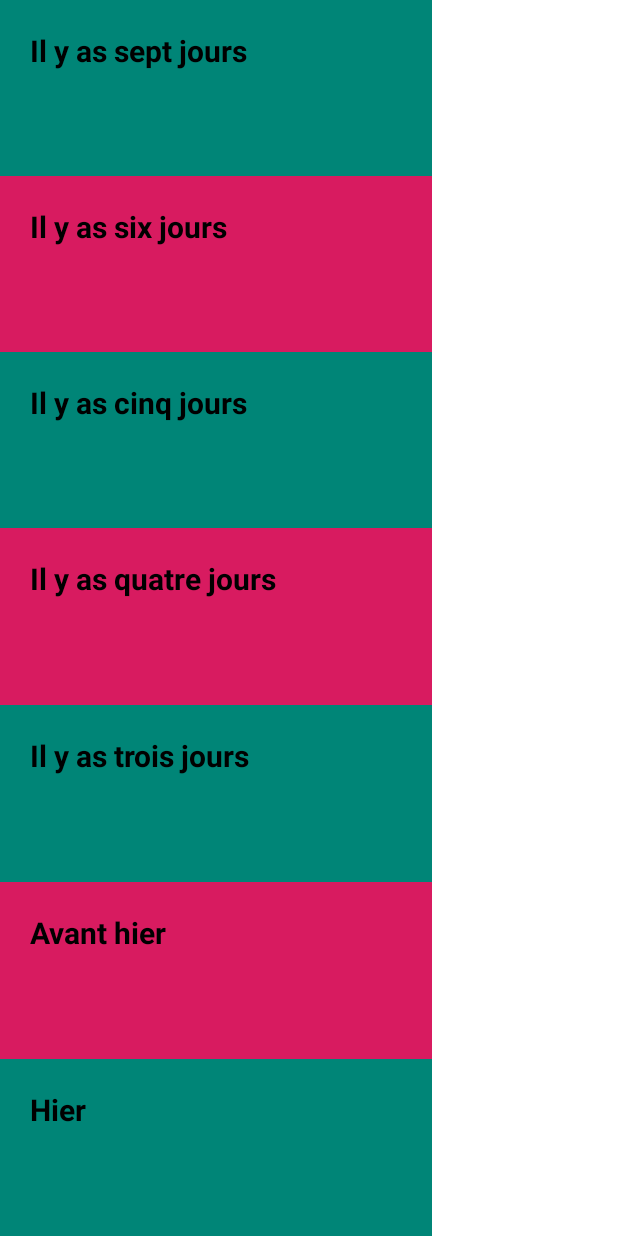
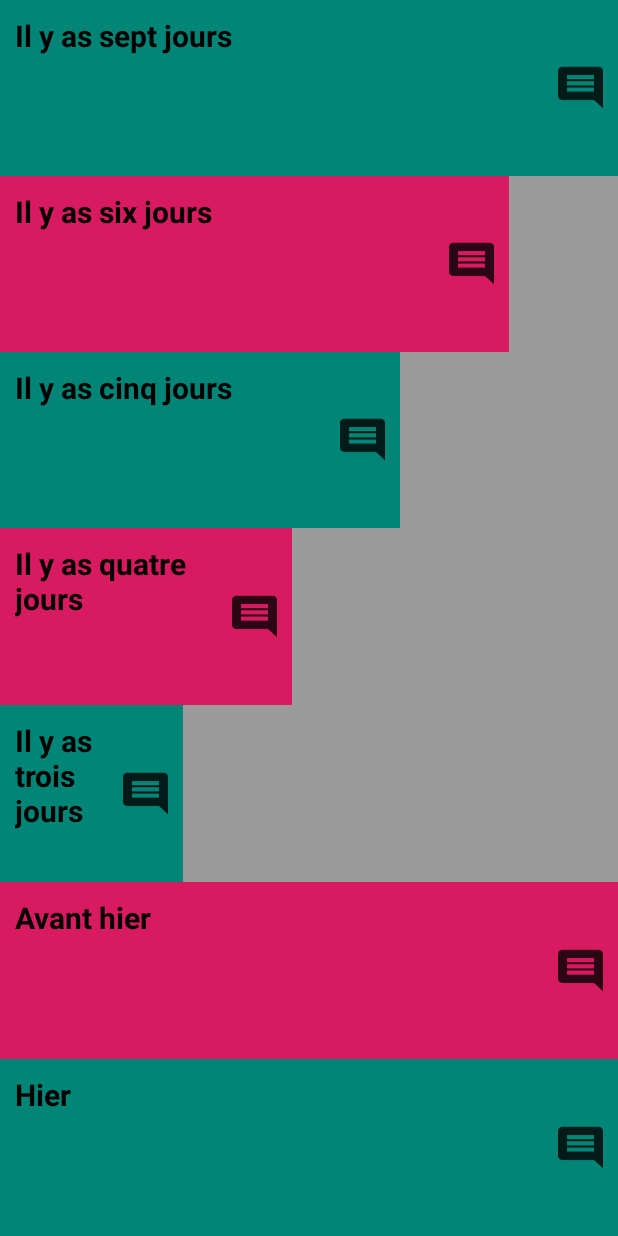
Before and after one commit to thomas25520/MoodTracker, an Android app: the screen it shows after launch (HistoryActivity), after a tap on "history_button", on a phone screen of 412 x 824 dp. Run offline under Robolectric (Android 15) with nearby library versions, the phone set to English and light mode, and no system bars.

Commit message:
[ADD] -- User can save his mood -- [CLEAN] -- Code review : make some objects to save user mood -- [UPDATE] -- History view design has been improve --

```diff
--- a/app/build.gradle
+++ b/app/build.gradle
@@ -25,4 +25,5 @@ dependencies {
     testImplementation 'junit:junit:4.12'
     androidTestImplementation 'com.android.support.test:runner:1.0.2'
     androidTestImplementation 'com.android.support.test.espresso:espresso-core:3.0.2'
+    implementation "com.google.code.gson:gson:2.8.5"
 }
--- a/app/src/main/java/com/example/moodtracker/controller/activities/HistoryActivity.java
+++ b/app/src/main/java/com/example/moodtracker/controller/activities/HistoryActivity.java
@@ -2,6 +2,8 @@ package com.example.moodtracker.controller.activities;
 
 import android.os.Bundle;
 import android.support.v7.app.AppCompatActivity;
+import android.view.View;
+import android.widget.ImageView;
 
 import com.example.moodtracker.R;
 
@@ -9,8 +11,26 @@ import com.example.moodtracker.R;
  * Created by Dutru Thomas on 22/03/2019.
  */
 public class HistoryActivity extends AppCompatActivity {
+    private ImageView mHistoryBtn1, mHistoryBtn2, mHistoryBtn3, mHistoryBtn4, mHistoryBtn5, mHistoryBtn6, mHistoryBtn7;
+
     protected void onCreate(Bundle savedInstanceState) {
         super.onCreate(savedInstanceState);
         setContentView(R.layout.history_view);
+
+        // the number button is negative days : btn1 = j-1 (yesterday)
+        mHistoryBtn1 = findViewById(R.id.j_1);
+        mHistoryBtn2 = findViewById(R.id.j_2);
+        mHistoryBtn3 = findViewById(R.id.j_3);
+        mHistoryBtn4 = findViewById(R.id.j_4);
+        mHistoryBtn5 = findViewById(R.id.j_5);
+        mHistoryBtn6 = findViewById(R.id.j_6);
+        mHistoryBtn7 = findViewById(R.id.j_7);
+
+        mHistoryBtn1.setOnClickListener(new View.OnClickListener() {
+            @Override
+            public void onClick(View v) {
+                // set message on HistoryComment button
+            }
+        });
     }
 }
--- a/app/src/main/java/com/example/moodtracker/controller/activities/MainActivity.java
+++ b/app/src/main/java/com/example/moodtracker/controller/activities/MainActivity.java
@@ -9,6 +9,8 @@ import com.example.moodtracker.controller.adapter.MyPagerAdapter;
 
 public class MainActivity extends AppCompatActivity {
 
+    int mMood = 3; // Is setting on "3" for save happy_mood, when app start.
+
     @Override
     protected void onCreate(Bundle savedInstanceState) {
         super.onCreate(savedInstanceState);
@@ -17,5 +19,28 @@ public class MainActivity extends AppCompatActivity {
         MyPagerAdapter adapterViewPager = new MyPagerAdapter(getSupportFragmentManager());
         vpPager.setAdapter(adapterViewPager);
         vpPager.setCurrentItem(3); // Start fragment at (x) position
+
+        vpPager.addOnPageChangeListener(new ViewPager.OnPageChangeListener() {
+            @Override
+            public void onPageScrolled(int i, float v, int i1) {
+            }
+
+            // TODO a utiliser pour conserver l'humeur
+            // Save the mood with getting switch(position) in MyPagerAdapter when scrolling
+            @Override
+            public void onPageSelected(int i) {
+                mMood = i;
+                System.out.println("onPageSelected " + i);
+            }
+
+            @Override
+            public void onPageScrollStateChanged(int i) {
+            }
+        });
+    }
+
+    // Get switch(position)  in MyPagerAdapter
+    public int getMood() {
+        return mMood;
     }
 }
--- a/app/src/main/java/com/example/moodtracker/controller/fragment/FragmentMood.java
+++ b/app/src/main/java/com/example/moodtracker/controller/fragment/FragmentMood.java
@@ -14,9 +14,10 @@ import android.widget.ImageView;
 
 import com.example.moodtracker.R;
 import com.example.moodtracker.controller.activities.HistoryActivity;
+import com.example.moodtracker.model.Mood;
 import com.example.moodtracker.utils.SharedPreferencesManager;
 
-import java.text.SimpleDateFormat;
+import java.util.Calendar;
 import java.util.Date;
 
 /**
@@ -26,14 +27,11 @@ import java.util.Date;
 public class FragmentMood extends Fragment {
     private int mImage;
     private int mBackgroundColor;
-
     private ImageView mAddMoodBtn;
     private ImageView mHistoryBtn;
-
-    public static final String USER_COMMENT = "usercomment";
-    public static final String DATE_OF_COMMENT = "commentDate";
-    private String mUserComment;
-    private String mStringDate;
+    // Keys
+    public static final String USER_MOOD_OF_THE_DAY = "moodoftheday";
+    private Mood mUserMood;
 
     public static FragmentMood newInstance(int resImage, int backgroundColor) { // modify for backgroundcolor
         FragmentMood fragment = new FragmentMood();
@@ -42,36 +40,6 @@ public class FragmentMood extends Fragment {
         args.putInt("backgroundColor", backgroundColor); // add background color
         fragment.setArguments(args);
         return fragment;
-    }
-
-    public void SaveUserCommentAndDate() {
-        mAddMoodBtn.setOnClickListener(new View.OnClickListener() {
-            @Override
-            public void onClick(View v) {
-                final EditText input = new EditText(getContext());
-                AlertDialog.Builder alertDialogBuilder = new AlertDialog.Builder(v.getContext()); // AlertDialog.Builder(this), "this" not work, AlertDialog.Builder would like "context", use v.getContext()
-                alertDialogBuilder.setTitle("Commentaire :")
-                        .setView(input) // line where user can enter his comment
-                        .setCancelable(true)
-                        .setPositiveButton("Ok", new DialogInterface.OnClickListener() {
-                            @Override
-                            public void onClick(DialogInterface dialog, int which) {
-                                // get and save user comment in AlertDialog
-                                mUserComment = input.getText().toString();
-                                SharedPreferencesManager.putString(getContext(), USER_COMMENT, mUserComment);
-                                // get and save date and time in string format
-                                SimpleDateFormat sdf = new SimpleDateFormat("yyyyMMdd_HHmmss");
-                                mStringDate = sdf.format(new Date());
-                                SharedPreferencesManager.putString(getContext(), DATE_OF_COMMENT, mStringDate);
-//                              finish(); // finish close an activity, useless here isn't activity
-                            }
-                        });
-                // create alert dialog
-                AlertDialog alertDialog = alertDialogBuilder.create();
-                // show it
-                alertDialog.show();
-            }
-        });
     }
 
     @Override
@@ -93,16 +61,45 @@ public class FragmentMood extends Fragment {
         mAddMoodBtn = view.findViewById(R.id.fragment_mood_add_mood_button);
         mHistoryBtn = view.findViewById(R.id.fragment_mood_history_button);
 
-        SaveUserCommentAndDate();
+        saveUserFeedbackAndDate();
 
         mHistoryBtn.setOnClickListener(new View.OnClickListener() {
             @Override
             public void onClick(View v) {
-//                Log.i("HistoryBtn", "HistoryBtn"); // log for testing if HistoryBtn work
                 startActivity(new Intent(FragmentMood.this.getActivity(), HistoryActivity.class));
             }
         });
         return view;
     }
 
+    public void saveUserFeedbackAndDate() {
+        mAddMoodBtn.setOnClickListener(new View.OnClickListener() {
+            @Override
+            public void onClick(View v) {
+                final EditText input = new EditText(getContext());
+                AlertDialog.Builder alertDialogBuilder = new AlertDialog.Builder(v.getContext()); // AlertDialog.Builder(this), "this" not work, AlertDialog.Builder would like "context", use v.getContext()
+                alertDialogBuilder.setTitle("Commentaire :")
+                        .setView(input) // line where user can enter his feedback
+                        .setCancelable(true)
+                        .setPositiveButton("Ok", new DialogInterface.OnClickListener() {
+                            @Override
+                            public void onClick(DialogInterface dialog, int which) {
+                                String feedBack = input.getText().toString(); // get and save user feedback in AlertDialog
+                                Date date = Calendar.getInstance().getTime();
+                                mUserMood = new Mood(feedBack, date, mBackgroundColor);
+
+                                // Save user mood of the day in shared preferences.
+                                // SharedPreferencesManager.putString(getContext(), USER_MOOD_OF_THE_DAY, mUserMood.formatToJsonString());
+                                SharedPreferencesManager.putMood(getContext(), USER_MOOD_OF_THE_DAY, mUserMood);
+
+                                Mood nouveau = SharedPreferencesManager.getMood(getContext(), USER_MOOD_OF_THE_DAY);
+                            }
+                        });
+                // create alert dialog
+                AlertDialog alertDialog = alertDialogBuilder.create();
+                // show it
+                alertDialog.show();
+            }
+        });
+    }
 }
--- a/app/src/main/res/layout/history_view.xml
+++ b/app/src/main/res/layout/history_view.xml
@@ -2,30 +2,41 @@
 <LinearLayout xmlns:android="http://schemas.android.com/apk/res/android"
     android:layout_width="match_parent"
     android:layout_height="match_parent"
+    android:background="@color/colorPrimary"
     android:orientation="vertical">
 
     <LinearLayout
         android:layout_width="match_parent"
         android:layout_height="0dp"
         android:layout_weight="1"
+        android:background="#00FFFFFF"
         android:orientation="horizontal">
 
         <TextView
             android:layout_width="0dp"
             android:layout_height="match_parent"
-            android:layout_weight="0.7"
+            android:layout_weight="100"
             android:background="@color/colorPrimary"
-            android:padding="20dp"
+            android:padding="10dp"
             android:text="@string/d_7"
             android:textColor="#000000"
             android:textSize="20sp"
             android:textStyle="bold" />
 
         <ImageView
+            android:id="@+id/j-7"
+            android:layout_width="50dp"
+            android:layout_height="54dp"
+            android:layout_gravity="center"
+            android:background="#00FFFFFF"
+            android:padding="10dp"
+            android:src="@drawable/ic_comment_black_48px" />
+
+        <TextView
             android:layout_width="0dp"
             android:layout_height="match_parent"
-            android:layout_weight="0.3"
-            android:background="#fff" />
+            android:layout_weight="0"
+            android:background="@color/warm_grey" />
 
     </LinearLayout>
 
@@ -33,24 +44,34 @@
         android:layout_width="match_parent"
         android:layout_height="0dp"
         android:layout_weight="1"
+        android:background="@color/colorAccent"
         android:orientation="horizontal">
 
         <TextView
             android:layout_width="0dp"
             android:layout_height="match_parent"
-            android:layout_weight="0.7"
+            android:layout_weight="80"
             android:background="@color/colorAccent"
-            android:padding="20dp"
+            android:padding="10dp"
             android:text="@string/d_6"
             android:textColor="#000000"
             android:textSize="20sp"
             android:textStyle="bold" />
 
+        <ImageView
+            android:id="@+id/j-6"
+            android:layout_width="50dp"
+            android:layout_height="54dp"
+            android:layout_gravity="center"
+            android:background="#00FFFFFF"
+            android:padding="10dp"
+            android:src="@drawable/ic_comment_black_48px" />
+
         <TextView
             android:layout_width="0dp"
             android:layout_height="match_parent"
-            android:layout_weight="0.3"
-            android:background="#fff" />
+            android:layout_weight="20"
+            android:background="@color/warm_grey" />
 
     </LinearLayout>
 
@@ -58,24 +79,34 @@
         android:layout_width="match_parent"
         android:layout_height="0dp"
         android:layout_weight="1"
+        android:background="@color/colorPrimary"
         android:orientation="horizontal">
 
         <TextView
             android:layout_width="0dp"
             android:layout_height="match_parent"
-            android:layout_weight="0.7"
+            android:layout_weight="60"
             android:background="@color/colorPrimary"
-            android:padding="20dp"
+            android:padding="10dp"
             android:text="@string/d_5"
             android:textColor="#000000"
             android:textSize="20sp"
             android:textStyle="bold" />
 
+        <ImageView
+            android:id="@+id/j-5"
+            android:layout_width="50dp"
+            android:layout_height="54dp"
+            android:layout_gravity="center"
+            android:background="#00FFFFFF"
+            android:padding="10dp"
+            android:src="@drawable/ic_comment_black_48px" />
+
         <TextView
             android:layout_width="0dp"
             android:layout_height="match_parent"
-            android:layout_weight="0.3"
-            android:background="#fff" />
+            android:layout_weight="40"
+            android:background="@color/warm_grey" />
 
     </LinearLayout>
 
@@ -83,24 +114,34 @@
         android:layout_width="match_parent"
         android:layout_height="0dp"
         android:layout_weight="1"
+        android:background="@color/colorAccent"
         android:orientation="horizontal">
 
         <TextView
             android:layout_width="0dp"
             android:layout_height="match_parent"
-            android:layout_weight="0.7"
+            android:layout_weight="40"
             android:background="@color/colorAccent"
-            android:padding="20dp"
+            android:padding="10dp"
             android:text="@string/d_4"
             android:textColor="#000000"
             android:textSize="20sp"
             android:textStyle="bold" />
 
+        <ImageView
+            android:id="@+id/j-4"
+            android:layout_width="50dp"
+            android:layout_height="54dp"
+            android:layout_gravity="center"
+            android:background="#00FFFFFF"
+            android:padding="10dp"
+            android:src="@drawable/ic_comment_black_48px" />
+
         <TextView
             android:layout_width="0dp"
             android:layout_height="match_parent"
-            android:layout_weight="0.3"
-            android:background="#fff" />
+            android:layout_weight="60"
+            android:background="@color/warm_grey" />
 
     </LinearLayout>
 
@@ -108,24 +149,34 @@
         android:layout_width="match_parent"
         android:layout_height="0dp"
         android:layout_weight="1"
+        android:background="@color/colorPrimary"
         android:orientation="horizontal">
 
         <TextView
             android:layout_width="0dp"
             android:layout_height="match_parent"
-            android:layout_weight="0.7"
+            android:layout_weight="20"
             android:background="@color/colorPrimary"
-            android:padding="20dp"
+            android:padding="10dp"
             android:text="@string/d_3"
             android:textColor="#000000"
             android:textSize="20sp"
             android:textStyle="bold" />
 
+        <ImageView
+            android:id="@+id/j-3"
+            android:layout_width="50dp"
+            android:layout_height="54dp"
+            android:layout_gravity="center"
+            android:background="#00FFFFFF"
+            android:padding="10dp"
+            android:src="@drawable/ic_comment_black_48px" />
+
         <TextView
             android:layout_width="0dp"
             android:layout_height="match_parent"
-            android:layout_weight="0.3"
-            android:background="#fff" />
+            android:layout_weight="80"
+            android:background="@color/warm_grey" />
 
     </LinearLayout>
 
@@ -133,24 +184,34 @@
         android:layout_width="match_parent"
         android:layout_height="0dp"
         android:layout_weight="1"
+        android:background="@color/colorAccent"
         android:orientation="horizontal">
 
         <TextView
             android:layout_width="0dp"
             android:layout_height="match_parent"
-            android:layout_weight="0.7"
+            android:layout_weight="100"
             android:background="@color/colorAccent"
-            android:padding="20dp"
+            android:padding="10dp"
             android:text="@string/d_2"
             android:textColor="#000000"
             android:textSize="20sp"
             android:textStyle="bold" />
 
+        <ImageView
+            android:id="@+id/j-2"
+            android:layout_width="50dp"
+            android:layout_height="54dp"
+            android:layout_gravity="center"
+            android:background="#00FFFFFF"
+            android:padding="10dp"
+            android:src="@drawable/ic_comment_black_48px" />
+
         <TextView
             android:layout_width="0dp"
             android:layout_height="match_parent"
-            android:layout_weight="0.3"
-            android:background="#fff" />
+            android:layout_weight="0"
+            android:background="@color/warm_grey" />
 
     </LinearLayout>
 
@@ -158,24 +219,34 @@
         android:layout_width="match_parent"
         android:layout_height="0dp"
         android:layout_weight="1"
+        android:background="@color/colorPrimary"
         android:orientation="horizontal">
 
         <TextView
             android:layout_width="0dp"
             android:layout_height="match_parent"
-            android:layout_weight="0.7"
+            android:layout_weight="100"
             android:background="@color/colorPrimary"
-            android:padding="20dp"
+            android:padding="10dp"
             android:text="@string/d_1"
             android:textColor="#000000"
             android:textSize="20sp"
             android:textStyle="bold" />
 
+        <ImageView
+            android:id="@+id/j-1"
+            android:layout_width="50dp"
+            android:layout_height="54dp"
+            android:layout_gravity="center"
+            android:background="#00FFFFFF"
+            android:padding="10dp"
+            android:src="@drawable/ic_comment_black_48px" />
+
         <TextView
             android:layout_width="0dp"
             android:layout_height="match_parent"
-            android:layout_weight="0.3"
-            android:background="#fff" />
+            android:layout_weight="0"
+            android:background="@color/warm_grey" />
 
     </LinearLayout>
 
```
Also changed, not shown: app/src/main/java/com/example/moodtracker/model/Mood.java (added, +80 -0 lines), app/src/main/java/com/example/moodtracker/utils/SharedPreferencesManager.java (+10 -4 lines), 1 other file.
